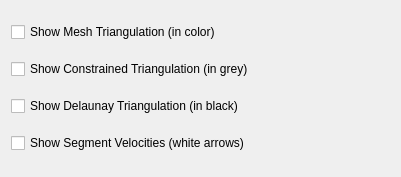
The window that src/qt-widgets/TopologyNetworkResolverLayerOptionsWidgetUi.ui (GPlates/GPlates) describes before a commit, drawn with Qt 5.
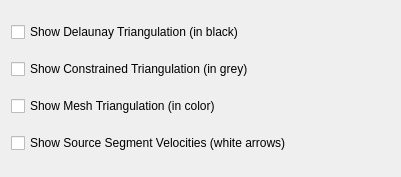
The same window after the commit.

Patch:
```diff
--- a/src/qt-widgets/TopologyNetworkResolverLayerOptionsWidgetUi.ui
+++ b/src/qt-widgets/TopologyNetworkResolverLayerOptionsWidgetUi.ui
@@ -16,20 +16,6 @@
   <layout class="QHBoxLayout" name="horizontalLayout">
    <item>
     <layout class="QVBoxLayout" name="verticalLayout_2">
-     <item>
-      <widget class="QCheckBox" name="mesh_checkbox">
-       <property name="text">
-        <string>Show Mesh Triangulation (in color)</string>
-       </property>
-      </widget>
-     </item>
-     <item>
-      <widget class="QCheckBox" name="constrained_checkbox">
-       <property name="text">
-        <string>Show Constrained Triangulation (in grey)</string>
-       </property>
-      </widget>
-     </item>
      <item>
       <widget class="QCheckBox" name="triangulation_checkbox">
        <property name="text">
@@ -37,10 +23,24 @@
        </property>
       </widget>
      </item>
+     <item>
+      <widget class="QCheckBox" name="constrained_checkbox">
+       <property name="text">
+        <string>Show Constrained Triangulation (in grey)</string>
+       </property>
+      </widget>
+     </item>
+     <item>
+      <widget class="QCheckBox" name="mesh_checkbox">
+       <property name="text">
+        <string>Show Mesh Triangulation (in color)</string>
+       </property>
+      </widget>
+     </item>
      <item>
       <widget class="QCheckBox" name="segment_velocity_checkbox">
        <property name="text">
-        <string>Show Segment Velocities (white arrows)</string>
+        <string>Show Source Segment Velocities (white arrows)</string>
        </property>
       </widget>
      </item>
```
